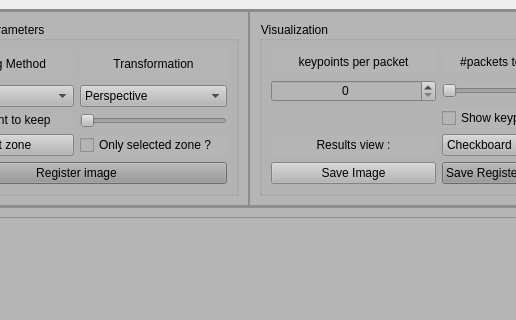
The window that registration/registration_window.ui (Llanik/Hypertool) describes before a commit, drawn with Qt 5; both pictures show x 449 to 965 and y 0 to 320 of the 1053 by 829 pixel window.
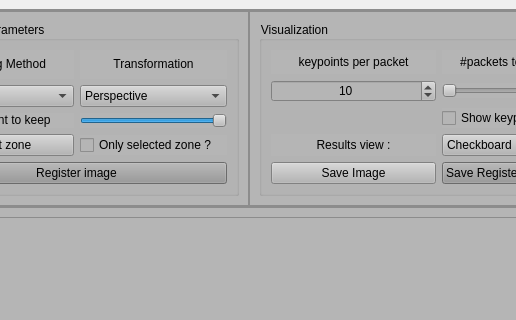
The same window after the commit.

Commit message: matching OK adapt slider maxVal #packet and show #/total

Patch:
```diff
--- a/registration/registration_window.ui
+++ b/registration/registration_window.ui
@@ -291,6 +291,12 @@
                   </item>
                   <item row="8" column="1">
                    <widget class="QSlider" name="features_slider">
+                    <property name="maximum">
+                     <number>100</number>
+                    </property>
+                    <property name="value">
+                     <number>100</number>
+                    </property>
                     <property name="orientation">
                      <enum>Qt::Horizontal</enum>
                     </property>
@@ -432,6 +438,12 @@
                     <property name="alignment">
                      <set>Qt::AlignCenter</set>
                     </property>
+                    <property name="maximum">
+                     <number>100</number>
+                    </property>
+                    <property name="value">
+                     <number>10</number>
+                    </property>
                    </widget>
                   </item>
                   <item row="0" column="1">
```
Left out of the diff: 5 changed lines with no effect on the pictures. The commit also changes 3 other files.
